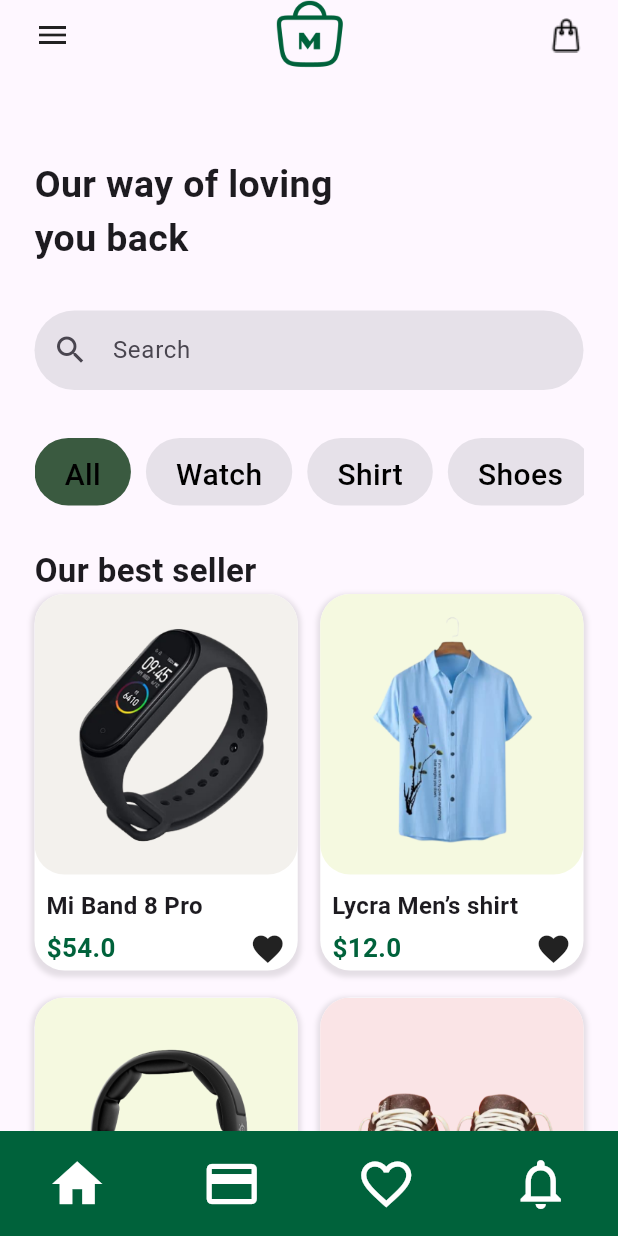
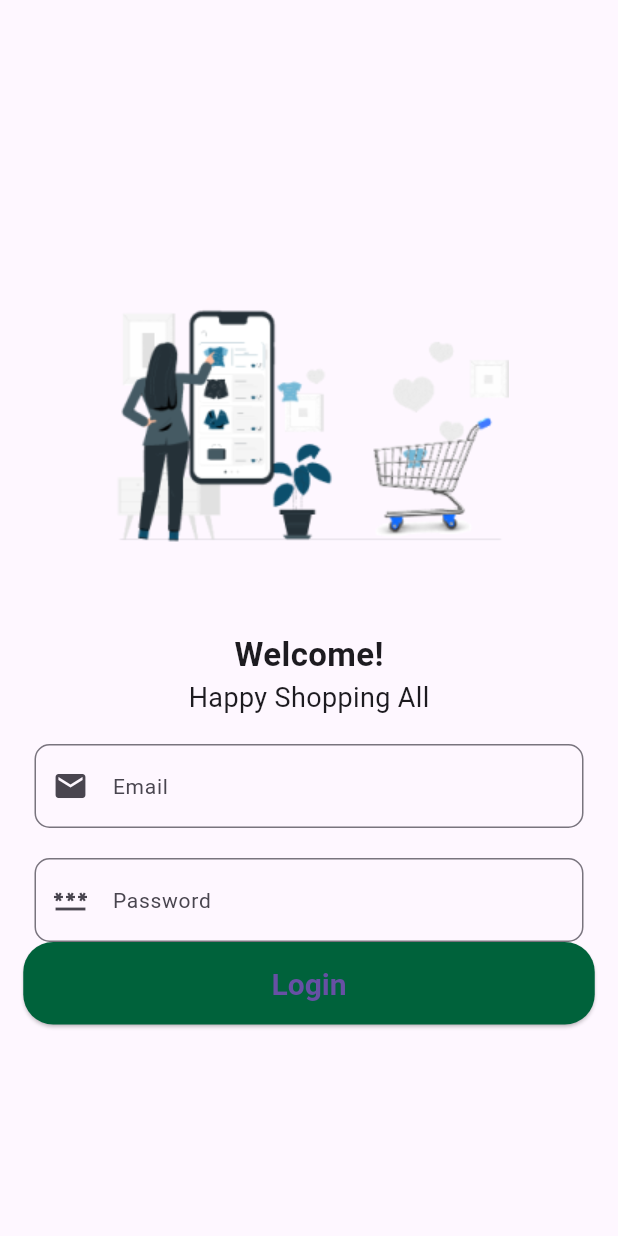
Before and after one commit to Rifqi-Setiawan/Rifqi-Setiawan-StudyGroup-MP-Motionlab, a Flutter app: the screen it shows after launch, on a phone screen of 412 x 824 dp. Run offline on Flutter 3.47's test engine with Material 3 defaults, Android fonts, the phone set to English and light mode, and no system bars; our stand-ins replace lottie.

Commit message:
menambahkan login product

```diff
--- a/lib/class_product.dart
+++ b/lib/class/class_product.dart
@@ -24,7 +24,7 @@
   ),
   Product(
     imageUrl: 'assets/images/sepatu.png',
-    title: 'Strawberry Frappuccino',
+    title: 'Strawberry ',
     price: 35.00,
   ),
 ];
--- a/lib/main.dart
+++ b/lib/main.dart
@@ -1,6 +1,7 @@
 import 'package:flutter/material.dart';
-import 'package:motion_week_2/detail_product_page.dart';
-import 'package:motion_week_2/home_page.dart';
+import 'package:motion_week_2/pages/detail_product_page.dart';
+import 'package:motion_week_2/pages/home_page.dart';
+import 'package:motion_week_2/pages/login_page.dart';
 
 void main() {
   runApp(const MyApp());
@@ -13,7 +14,13 @@
   Widget build(BuildContext context) {
     return MaterialApp(
       debugShowCheckedModeBanner: false,
-      home: HomePage(),
+      initialRoute: '/login',
+      routes: {
+        '/login': (context) => LoginPage(),
+        '/home': (context) => HomePage(),
+        '/detailProduct' : (context) => DetailProductPage(),
+
+      },
     );
   }
 }
--- a/lib/home_page.dart
+++ b/lib/pages/home_page.dart
@@ -1,5 +1,6 @@
 import 'package:flutter/material.dart';
-import 'class_product.dart';
+import 'package:motion_week_2/pages/detail_product_page.dart';
+import '../class/class_product.dart';
 
 class HomePage extends StatefulWidget {
   const HomePage({super.key});
@@ -28,7 +29,7 @@
                   Row(
                     mainAxisAlignment: MainAxisAlignment.spaceBetween,
                     children: [
-                      Icon(Icons.menu),
+                      const Icon(Icons.menu),
                       Image.asset(
                         "assets/images/logo.png",
                         width: 47,
@@ -45,9 +46,9 @@
                   ),
                   // APP BAR END
 
-                  SizedBox(height: 58),
+                  const SizedBox(height: 58),
 
-                  Text(
+                  const Text(
                     "Our way of loving \nyou back",
                     style: TextStyle(
                       fontWeight: FontWeight.w700,
@@ -55,16 +56,16 @@
                     ),
                   ),
 
-                  SizedBox(height: 30),
+                  const SizedBox(height: 30),
 
                   // SEARCH INPUT START
                   Container(
                     height: 53,
                     decoration: BoxDecoration(
-                      color: Color(0xFF868A91).withOpacity(0.2),
+                      color: const Color(0xFF868A91).withOpacity(0.2),
                       borderRadius: BorderRadius.circular(30),
                     ),
-                    child: TextField(
+                    child: const TextField(
                       decoration: InputDecoration(
                         contentPadding:
                             EdgeInsets.symmetric(vertical: 16, horizontal: 23),
@@ -80,10 +81,10 @@
                   ),
                   // SEARCH INPUT END
 
-                  SizedBox(height: 32),
+                  const SizedBox(height: 32),
 
                   // KATEGORI START
-                  Container(
+                  SizedBox(
                     height: 45,
                     child: ListView.builder(
                       scrollDirection: Axis.horizontal,
@@ -96,19 +97,19 @@
                             });
                           },
                           child: Container(
-                            margin: EdgeInsets.only(right: 10),
-                            padding: EdgeInsets.symmetric(
+                            margin: const EdgeInsets.only(right: 10),
+                            padding: const EdgeInsets.symmetric(
                                 horizontal: 20, vertical: 10),
                             decoration: BoxDecoration(
                               borderRadius: BorderRadius.circular(30),
                               color: categories[index] == currentCategories
-                                  ? Color(0xFF3A5A40)
-                                  : Color(0xFF868A91).withOpacity(0.2),
+                                  ? const Color(0xFF3A5A40)
+                                  : const Color(0xFF868A91).withOpacity(0.2),
                             ),
                             child: Center(
                               child: Text(
                                 categories[index],
-                                style: TextStyle(
+                                style: const TextStyle(
                                   color: Colors.black,
                                   fontWeight: FontWeight.w500,
                                   fontSize: 20,
@@ -120,12 +121,12 @@
                       },
                     ),
                   ),
+                  // KATEGORI END
                 ],
               ),
             ),
-            // KATEGORI END
 
-            SizedBox(height: 28),
+            const SizedBox(height: 28),
 
             // LIST PRODUCT START
             Expanded(
@@ -135,15 +136,15 @@
                   child: Column(
                     crossAxisAlignment: CrossAxisAlignment.start,
                     children: [
-                      Text(
+                      const Text(
                         "Our best seller",
                         style: TextStyle(
                             fontSize: 22, fontWeight: FontWeight.bold),
                       ),
                       GridView.builder(
-                        physics: NeverScrollableScrollPhysics(),
+                        physics: const NeverScrollableScrollPhysics(),
                         shrinkWrap: true,
-                        gridDelegate: SliverGridDelegateWithFixedCrossAxisCount(
+                        gridDelegate: const SliverGridDelegateWithFixedCrossAxisCount(
                           crossAxisCount: 2,
                           crossAxisSpacing: 15,
                           mainAxisSpacing: 18,
@@ -152,7 +153,11 @@
                         itemCount: products.length,
                         itemBuilder: (context, index) {
                           final product = products[index];
-                          return Container(
+                          return GestureDetector(
+                            onTap: () {
+                              Navigator.pushNamed(context, '/detailProduct');
+                            },
+                            child: Container(
                               decoration: BoxDecoration(
                                 borderRadius: BorderRadius.circular(20),
                                 boxShadow: [
@@ -160,8 +165,8 @@
                                     color: Colors.black.withOpacity(0.1),
                                     spreadRadius: 2,
                                     blurRadius: 2,
-                                  offset: Offset(
-                                      0, 2), // changes position of shadow
+                                    offset: const Offset(
+                                        0, 2),
                                   ),
                                 ],
                                 color: Colors.white,
@@ -170,7 +175,7 @@
                                 crossAxisAlignment: CrossAxisAlignment.start,
                                 children: [
                                   ClipRRect(
-                                  borderRadius: BorderRadius.vertical(
+                                    borderRadius: const BorderRadius.vertical(
                                       top: Radius.circular(20),
                                       bottom: Radius.circular(20),
                                     ),
@@ -181,46 +186,48 @@
                                       fit: BoxFit.cover,
                                     ),
                                   ),
-                                SizedBox(
+                                  const SizedBox(
                                     height: 9,
                                   ),
                                   Padding(
                                     padding: const EdgeInsets.only(left: 7.8),
                                     child: Text(
                                       product.title,
-                                    style: TextStyle(
+                                      style: const TextStyle(
                                         fontSize: 16,
                                         fontWeight: FontWeight.bold,
                                       ),
                                     ),
                                   ),
-                                SizedBox(
+                                  const SizedBox(
                                     height: 5,
                                   ),
                                   Padding(
-                                  padding: EdgeInsets.symmetric(horizontal: 8),
+                                    padding:
+                                        const EdgeInsets.symmetric(horizontal: 8),
                                     child: Row(
                                       mainAxisAlignment:
                                           MainAxisAlignment.spaceBetween,
                                       children: [
                                         Text(
                                           '\$${product.price.toString()}',
-                                        style: TextStyle(
+                                          style: const TextStyle(
                                             color: Color(0xFF00623B),
                                             fontSize: 17.35,
                                             fontWeight: FontWeight.bold,
                                           ),
                                         ),
-                                      Icon(Icons.favorite)
+                                        const Icon(Icons.favorite)
                                       ],
                                     ),
                                   )
                                 ],
                               ),
+                            ),
                           );
                         },
                       ),
-                      SizedBox(
+                      const SizedBox(
                         height: 40,
                       ),
                     ],
@@ -234,10 +241,10 @@
             Container(
               height: 70,
               width: double.infinity,
-              decoration: BoxDecoration(
+              decoration: const BoxDecoration(
                 color: Color(0xFF00623B),
               ),
-              child: Row(
+              child: const Row(
                 mainAxisAlignment: MainAxisAlignment.spaceAround,
                 children: [
                   Icon(
--- /dev/null
+++ b/lib/pages/login_page.dart
@@ -0,0 +1,61 @@
+import 'package:flutter/material.dart';
+import 'package:lottie/lottie.dart';
+import 'package:motion_week_2/widgets/custom_button_auth.dart';
+import 'package:motion_week_2/widgets/custom_text_field_widget.dart';
+
+class LoginPage extends StatelessWidget {
+  const LoginPage({super.key});
+
+  @override
+  Widget build(BuildContext context) {
+    return Scaffold(
+      body: Column(
+        crossAxisAlignment: CrossAxisAlignment.center,
+        mainAxisAlignment: MainAxisAlignment.center,
+        children: [
+          Image.asset("assets/images/loginIlustration.png"),
+          Text(
+            "Welcome!",
+            style: TextStyle(
+              fontSize: 22,
+              fontWeight: FontWeight.bold,
+            ),
+          ),
+          Text(
+            "Happy Shopping All",
+            style: TextStyle(
+              fontSize: 18,
+              fontWeight: FontWeight.normal,
+            ),
+          ),
+
+          SizedBox(
+            height: 18,
+          ),
+
+          Padding(
+            padding: const EdgeInsets.symmetric(horizontal: 23),
+            child: CustomTextFieldWidget(
+              hintText: "Email",
+              icon: Icon(Icons.email),
+            ),
+          ),
+
+          SizedBox(
+            height: 20,
+          ),
+
+          Padding(
+            padding: const EdgeInsets.symmetric(horizontal: 23),
+            child: CustomTextFieldWidget(
+              hintText: "Password",
+              icon: Icon(Icons.password),
+            ),
+          ),
+
+          CustomButtonAuth(onPressed: () {}, buttonText: "Login")
+        ],
+      ),
+    );
+  }
+}
--- /dev/null
+++ b/lib/widgets/custom_button_auth.dart
@@ -0,0 +1,30 @@
+import 'package:flutter/material.dart';
+
+class CustomButtonAuth extends StatelessWidget {
+  final VoidCallback onPressed;
+  final String buttonText;
+
+  const CustomButtonAuth({
+    Key? key,
+    required this.onPressed,
+    required this.buttonText,
+  }) : super(key: key);
+
+  @override
+  Widget build(BuildContext context) {
+    return ElevatedButton(
+      onPressed: onPressed,
+      style: ElevatedButton.styleFrom(
+        padding: const EdgeInsets.symmetric(horizontal: 20, vertical: 15),
+        textStyle: const TextStyle(fontSize: 20, fontWeight: FontWeight.bold, color: Colors.white),
+        minimumSize: Size(381, 55),
+        shape: RoundedRectangleBorder(
+              borderRadius: BorderRadius.circular(20),
+            ),
+        backgroundColor: Color(0xFF00623B),
+
+      ),
+      child: Text(buttonText),
+    );
+  }
+}
--- /dev/null
+++ b/lib/widgets/custom_text_field_widget.dart
@@ -0,0 +1,29 @@
+import 'package:flutter/material.dart';
+
+class CustomTextFieldWidget extends StatelessWidget {
+  String? hintText;
+  final Icon? icon;
+  CustomTextFieldWidget({super.key, this.hintText, this.icon});
+
+
+  @override
+  Widget build(BuildContext context) {
+    return TextFormField(
+      decoration: InputDecoration(
+        hintText: hintText,
+        hintStyle: TextStyle(
+          fontSize: 14,
+        ),
+        prefixIcon: icon,
+        border: OutlineInputBorder(
+          borderRadius: BorderRadius.circular(10.0),
+          borderSide: BorderSide(color: Colors.black, width: 1.0),
+        ),
+         focusedBorder: OutlineInputBorder(
+          borderRadius: BorderRadius.circular(10.0),
+          borderSide: BorderSide(color: Colors.black, width: 1.0),
+        ),
+      ),
+    );
+  }
+}
--- a/pubspec.yaml
+++ b/pubspec.yaml
@@ -30,7 +30,8 @@
 dependencies:
   flutter:
     sdk: flutter
-
+  lottie: ^3.1.3
+  google_fonts: ^6.2.1
 
   # The following adds the Cupertino Icons font to your application.
   # Use with the CupertinoIcons class for iOS style icons.
@@ -61,6 +62,7 @@
   # To add assets to your application, add an assets section, like this:
   assets:
     - assets/images/
+    - assets/lottie/
 
   # An image asset can refer to one or more resolution-specific "variants", see
   # https://flutter.dev/to/resolution-aware-images
```
Also changed, not shown: assets/lottie/lottie_login.json (added, +1 -0 lines), lib/pages/detail_product_page.dart (renamed from lib/detail_product_page.dart, +19 -19 lines), assets/images/loginIlustration.png (added), pubspec.lock. Lines whose indentation alone changed are shown as unchanged.
